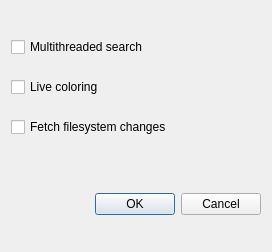
Qt form HW06/src/settingswindow.ui (knisht/cpp-course-2018) before a commit.
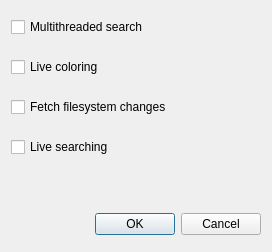
The same form after that commit.

Commit message: add offline search possibility

The edit to the form file:
```diff
--- a/HW06/src/settingswindow.ui
+++ b/HW06/src/settingswindow.ui
@@ -48,6 +48,13 @@
          </property>
         </widget>
        </item>
+       <item>
+        <widget class="QCheckBox" name="liveSearchButton">
+         <property name="text">
+          <string>Live searching</string>
+         </property>
+        </widget>
+       </item>
       </layout>
      </item>
      <item>
```
The commit also changes 5 other files.
